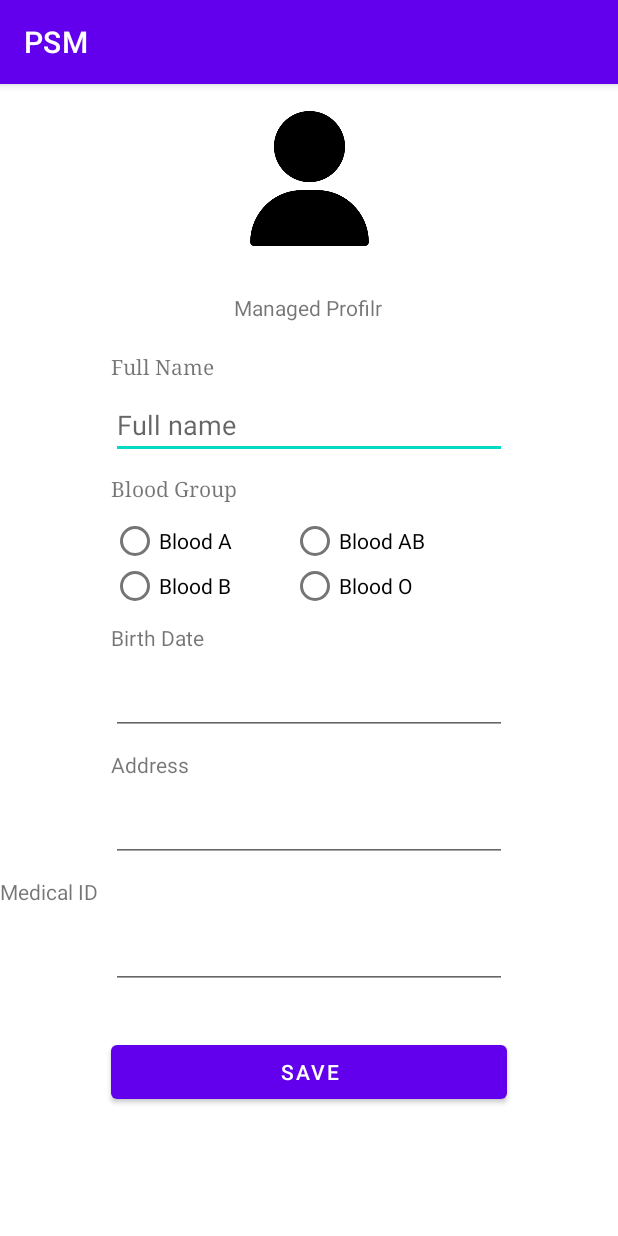
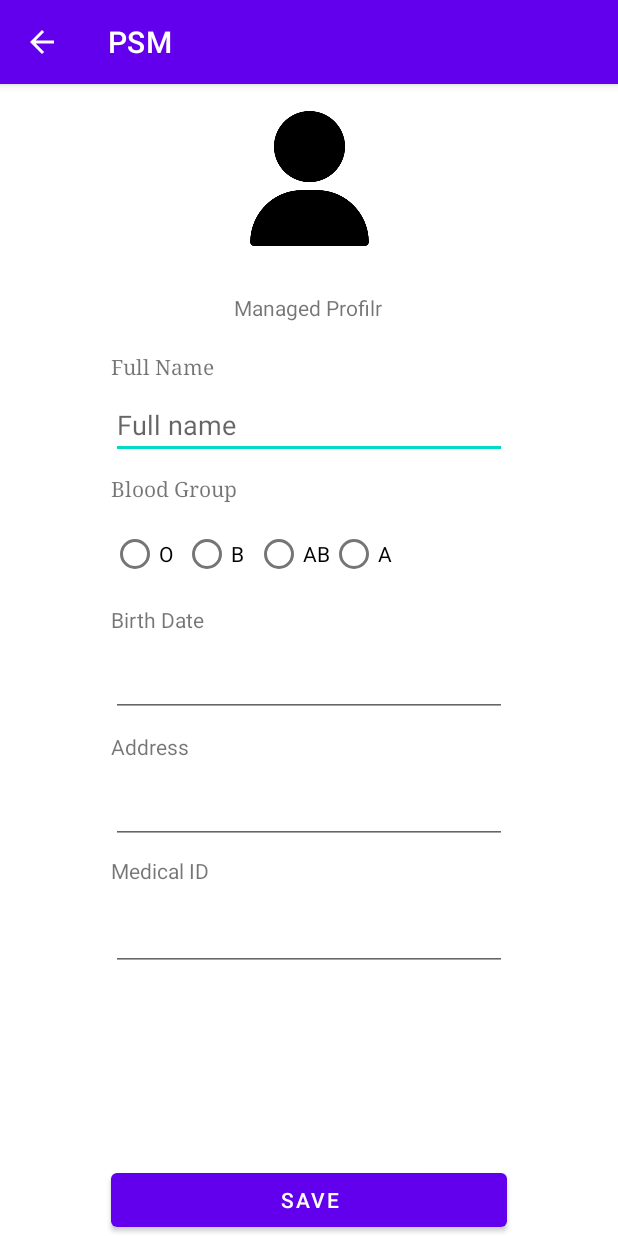
Before and after one commit to NurfaGazman/PSM, an Android app: the ManagedProfile screen opened directly, with no data from a screen before it, on a phone screen of 412 x 824 dp. Run offline under Robolectric (Android 15) with nearby library versions, the phone set to English and light mode, and no system bars; our stand-ins replace Volley; libraries missing offline, so code that uses them is left out: cn.pedant; network calls fail.

Commit message:
B032110450

```diff
--- a/app/src/main/java/com/example/psm/Controller/RequestController.java
+++ b/app/src/main/java/com/example/psm/Controller/RequestController.java
@@ -31,7 +31,13 @@ public class RequestController extends StringRequest {
     public RequestController(int method, String url, JSONObject body, Response.Listener<String> listener, @Nullable Response.ErrorListener errorListener) {
         super(method, serverUrl + url, listener, errorListener);
         this.body = body;
+    }
 
+//wajib letak token tidak user xleh masuk
+    public RequestController(int method, String url, JSONObject body,String token, Response.Listener<String> listener, @Nullable Response.ErrorListener errorListener) {
+        super(method, serverUrl + url, listener, errorListener);
+        this.body = body;
+        this.token = token;
     }
     @Override
     public Map<String, String> getHeaders() throws AuthFailureError {
@@ -43,7 +49,7 @@ public class RequestController extends StringRequest {
         }
 
         if (!token.isEmpty())
-            headers.put("cookie","token=" + token);
+            headers.put("Cookie","token=" + token);
         //headers.put("jwtT",jwt.getJwtToken());
         //headers.put("jwtP",jwt.getJwtPayload());
         //headers.put("uid",jwt.getUserId());
--- a/app/src/main/java/com/example/psm/ManagedProfile.java
+++ b/app/src/main/java/com/example/psm/ManagedProfile.java
@@ -2,13 +2,186 @@ package com.example.psm;
 
 import androidx.appcompat.app.AppCompatActivity;
 
+import android.content.Context;
+import android.content.Intent;
+import android.content.SharedPreferences;
 import android.os.Bundle;
+import android.view.View;
+import android.widget.RadioButton;
+import android.widget.Toast;
+
+import com.android.volley.Request;
+import com.android.volley.RequestQueue;
+import com.android.volley.Response;
+import com.android.volley.VolleyError;
+import com.android.volley.toolbox.Volley;
+import com.example.psm.Controller.RequestController;
+import com.example.psm.Controller.SweetAlert;
+import com.example.psm.Model.User;
+import com.example.psm.databinding.ActivityManagedProfileBinding;
+import com.example.psm.databinding.ActivityRegister2Binding;
+
+import org.json.JSONException;
+import org.json.JSONObject;
+
+import cn.pedant.SweetAlert.SweetAlertDialog;
 
 public class ManagedProfile extends AppCompatActivity {
 
+    private String token;
+    private RequestQueue requestQueue;
+    private SweetAlert swal;
+    private ActivityManagedProfileBinding binding;
+
+    private User currentUser;
+
+
     @Override
     protected void onCreate(Bundle savedInstanceState) {
+
         super.onCreate(savedInstanceState);
-        setContentView(R.layout.activity_managed_profile);
+        binding = ActivityManagedProfileBinding.inflate(getLayoutInflater());
+        setContentView(binding.getRoot());
+        getSupportActionBar().setDisplayHomeAsUpEnabled(true); //backbutton
+
+        requestQueue = Volley.newRequestQueue(getApplicationContext()) ;
+
+        swal=new SweetAlert();
+        getSupportFragmentManager().beginTransaction().replace(binding.frgSwal.getId(),swal).commit();
+
+
+        //setiap kali guna token copy yang ini
+        SharedPreferences sharedPreferences = getSharedPreferences("PSM" , Context.MODE_PRIVATE);
+        token = sharedPreferences.getString("token",null);
+
+        currentUser = new User();
+        binding.btnSave.setOnClickListener(this::UserUpdate);
+
+    }
+
+    @Override
+    protected void onStart() {
+        //ambik function parents
+        super.onStart();
+        loadUser();
+
+    }
+
+    public void loadUser(){
+        RequestController requestController = new RequestController(Request.Method.GET,
+                "/api/User", null, token,
+                new Response.Listener<String>() {
+                    @Override
+                    public void onResponse(String response) {   //success
+                        try {
+                            JSONObject jsonObject = new JSONObject(response);
+                            //binding.FullName.setText(jsonObject.getString("full_name"));
+
+
+                            //currentUser.setUser_Id(jsonObject.getInt("user_Id"));
+
+                            if(!jsonObject.isNull("full_name"))
+                                currentUser.setFull_name(jsonObject.getString("full_name"));
+
+                            if(!jsonObject.isNull("email"))
+                                currentUser.setEmail(jsonObject.getString("email"));
+
+                            if(!jsonObject.isNull("birth_date"))
+                                currentUser.setBirth_date(jsonObject.getString("birth_date"));
+
+                            if(!jsonObject.isNull("address"))
+                                currentUser.setAddress(jsonObject.getString("address"));
+
+                            if(!jsonObject.isNull("blood_gp"))
+                                currentUser.setBlood_gp(jsonObject.getString("blood_gp"));
+
+                            if(!jsonObject.isNull("medical_Id"))
+                                currentUser.setMedical_id(jsonObject.getString("medical_Id"));
+
+
+                            refreshInfo();
+
+
+                        } catch (JSONException e) {
+                            e.printStackTrace();
+                        }
+                    }
+                }, new Response.ErrorListener() {
+            @Override
+            public void onErrorResponse(VolleyError error) {
+
+            }
+        });
+
+        requestQueue.add(requestController);
+    }
+    public void refreshInfo(){
+        binding.FullName.setText(currentUser.getFull_name());
+        binding.address.setText(currentUser.getAddress());
+        binding.dateBirth.setText(currentUser.getBirth_date());
+        binding.editTextTextPersonName2.setText(currentUser.getMedical_id());
+
+
+        binding.radioGroup.clearCheck();
+        if(currentUser.getBlood_gp().equals("A"))
+        {
+            binding.BloodA.setChecked(true);
+
+        }else if (currentUser.getBlood_gp().equals("B"))
+        {
+            binding.BloodB.setChecked(true);
+
+        }else if (currentUser.getBlood_gp().equals("AB"))
+        {
+            binding.BloodAb.setChecked(true);
+
+        }else if (currentUser.getBlood_gp().equals("O"))
+        {
+            binding.BloodO.setChecked(true);
+        }
+
+    }
+    public void  UserUpdate(View view) {
+        JSONObject body = new JSONObject();
+
+
+        try {
+
+            body.put("full_name",binding.FullName.getText().toString());
+            body.put("address",binding.address.getText().toString());
+            body.put("medical_Id",binding.editTextTextPersonName2.getText().toString());
+            body.put("birth_date",binding.dateBirth.getText().toString());
+            int bloodGroupBtn = binding.radioGroup.getCheckedRadioButtonId();
+
+            if(bloodGroupBtn!= -1){
+                RadioButton blood_gp = findViewById(bloodGroupBtn);
+                body.put("blood_gp",blood_gp.getText().toString());
+            }
+
+            RequestController requestController = new RequestController(Request.Method.PUT,
+                    "/api/User", body, token,
+                    new Response.Listener<String>() {
+                        @Override
+                        public void onResponse(String response) {   //success
+
+                            swal.show("Update","Success Updated", SweetAlertDialog.SUCCESS_TYPE);
+
+
+                        }
+                    },
+
+                    new Response.ErrorListener() {
+                        @Override
+                        public void onErrorResponse(VolleyError error) { //error
+                            swal.show("Failed","Invalid update", SweetAlertDialog.ERROR_TYPE);
+
+                        }
+                    });
+
+            requestQueue.add(requestController);
+
+        } catch (JSONException e) {
+            e.printStackTrace();
+        }
     }
 }
--- a/app/src/main/java/com/example/psm/Register.java
+++ b/app/src/main/java/com/example/psm/Register.java
@@ -42,14 +42,14 @@ public class Register extends AppCompatActivity {
     //declared setiap activity kena ada
     private RequestQueue requestQueue;
     private SweetAlert swal;
-    //
+
 
     private ActivityRegister2Binding binding;
     @Override
     protected void onCreate(Bundle savedInstanceState) {
 
         super.onCreate(savedInstanceState);
-        setContentView(R.layout.activity_register2);
+
         binding = ActivityRegister2Binding.inflate(getLayoutInflater());
         setContentView(binding.getRoot());
         getSupportActionBar().setDisplayHomeAsUpEnabled(true); //backbutton
@@ -94,7 +94,7 @@ public class Register extends AppCompatActivity {
             Log.d("something" ,"test");
 
             RequestController requestController = new RequestController(Request.Method.POST,
-                   "/api/User", body,
+                   "/register", body,
                     new Response.Listener<String>() {
                         @Override
                         public void onResponse(String response) {   //success
--- a/app/src/main/res/layout/activity_managed_profile.xml
+++ b/app/src/main/res/layout/activity_managed_profile.xml
@@ -83,50 +83,32 @@
         android:layout_height="wrap_content"
         android:layout_marginTop="10dp"
         app:layout_constraintStart_toStartOf="@+id/vh2"
-        app:layout_constraintTop_toBottomOf="@+id/BloodGp">
-
-        <LinearLayout
-            android:layout_width="match_parent"
-            android:layout_height="wrap_content"
+        app:layout_constraintTop_toBottomOf="@+id/BloodGp"
         android:orientation="horizontal">
 
-            <LinearLayout
+        <RadioButton
+            android:id="@+id/BloodO"
             android:layout_width="wrap_content"
             android:layout_height="wrap_content"
-                android:orientation="vertical">
+            android:text="O" />
 
         <RadioButton
-                    android:id="@+id/Blood_a"
-                    android:layout_width="120dp"
-                    android:layout_height="30dp"
-                    android:text="Blood A" />
+            android:id="@+id/BloodB"
+            android:layout_width="wrap_content"
+            android:layout_height="wrap_content"
+            android:text="B" />
 
         <RadioButton
-                    android:id="@+id/Blood_B"
-                    android:layout_width="120dp"
-                    android:layout_height="30dp"
-                    android:text="Blood B" />
-            </LinearLayout>
-
-            <LinearLayout
+            android:id="@+id/BloodAb"
             android:layout_width="wrap_content"
             android:layout_height="wrap_content"
-                android:orientation="vertical">
+            android:text="AB" />
 
         <RadioButton
-                    android:id="@+id/blood_ab"
-                    android:layout_width="120dp"
-                    android:layout_height="30dp"
-                    android:text="Blood AB" />
-
-                <RadioButton
-                    android:id="@+id/blood_o"
-                    android:layout_width="120dp"
-                    android:layout_height="30dp"
-                    android:text="Blood O" />
-            </LinearLayout>
-
-        </LinearLayout>
+            android:id="@+id/BloodA"
+            android:layout_width="wrap_content"
+            android:layout_height="wrap_content"
+            android:text="A" />
 
     </RadioGroup>
 
@@ -175,19 +157,20 @@
         android:id="@+id/textView7"
         android:layout_width="wrap_content"
         android:layout_height="wrap_content"
-        android:layout_marginTop="10dp"
+        android:layout_marginTop="8dp"
         android:text="Medical ID"
-        app:layout_constraintTop_toBottomOf="@+id/address"
-        tools:layout_editor_absoluteX="74dp" />
+        app:layout_constraintStart_toStartOf="@+id/vh2"
+        app:layout_constraintTop_toBottomOf="@+id/address" />
 
     <EditText
         android:id="@+id/editTextTextPersonName2"
         android:layout_width="0dp"
         android:layout_height="wrap_content"
-        android:layout_marginTop="10dp"
+        android:layout_marginTop="12dp"
         android:ems="10"
         android:inputType="textPersonName"
         app:layout_constraintEnd_toStartOf="@+id/vh1"
+        app:layout_constraintHorizontal_bias="1.0"
         app:layout_constraintStart_toStartOf="@+id/vh2"
         app:layout_constraintTop_toBottomOf="@+id/textView7" />
 
@@ -199,9 +182,16 @@
         android:text="Save"
         app:layout_constraintBottom_toBottomOf="parent"
         app:layout_constraintEnd_toStartOf="@+id/vh1"
-        app:layout_constraintHorizontal_bias="0.511"
+        app:layout_constraintHorizontal_bias="1.0"
         app:layout_constraintStart_toStartOf="@+id/vh2"
         app:layout_constraintTop_toBottomOf="@+id/editTextTextPersonName2"
-        app:layout_constraintVertical_bias="0.018" />
+        app:layout_constraintVertical_bias="1.0" />
+
+    <androidx.fragment.app.FragmentContainerView
+        android:id="@+id/frgSwal"
+        android:layout_width="0dp"
+        android:layout_height="0dp"
+        tools:layout="@layout/empty"
+        tools:ignore="MissingConstraints" />
 
 </androidx.constraintlayout.widget.ConstraintLayout>
--- a/app/src/main/res/layout/activity_register2.xml
+++ b/app/src/main/res/layout/activity_register2.xml
@@ -156,6 +156,6 @@
         android:layout_width="0dp"
         android:layout_height="0dp"
         tools:layout="@layout/empty"
-        />
+        tools:ignore="MissingConstraints" />
 
 </androidx.constraintlayout.widget.ConstraintLayout>
```
Also changed, not shown: app/src/main/AndroidManifest.xml (+10 -3 lines), app/src/main/java/com/example/psm/Homepage.java (+31 -4 lines), app/src/main/java/com/example/psm/Login.java (+98 -9 lines), app/src/main/java/com/example/psm/Model/User.java (+5 -4 lines), app/src/main/res/layout/activity_login.xml (+7 -0 lines). Lines whose indentation alone changed are shown as unchanged.
